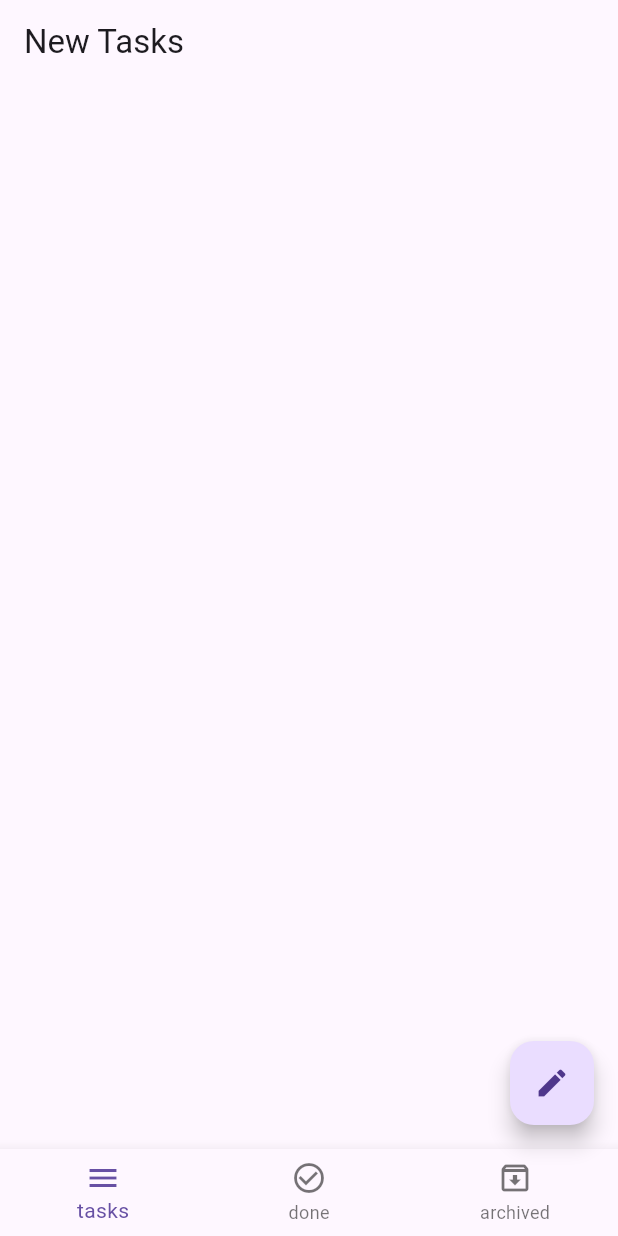
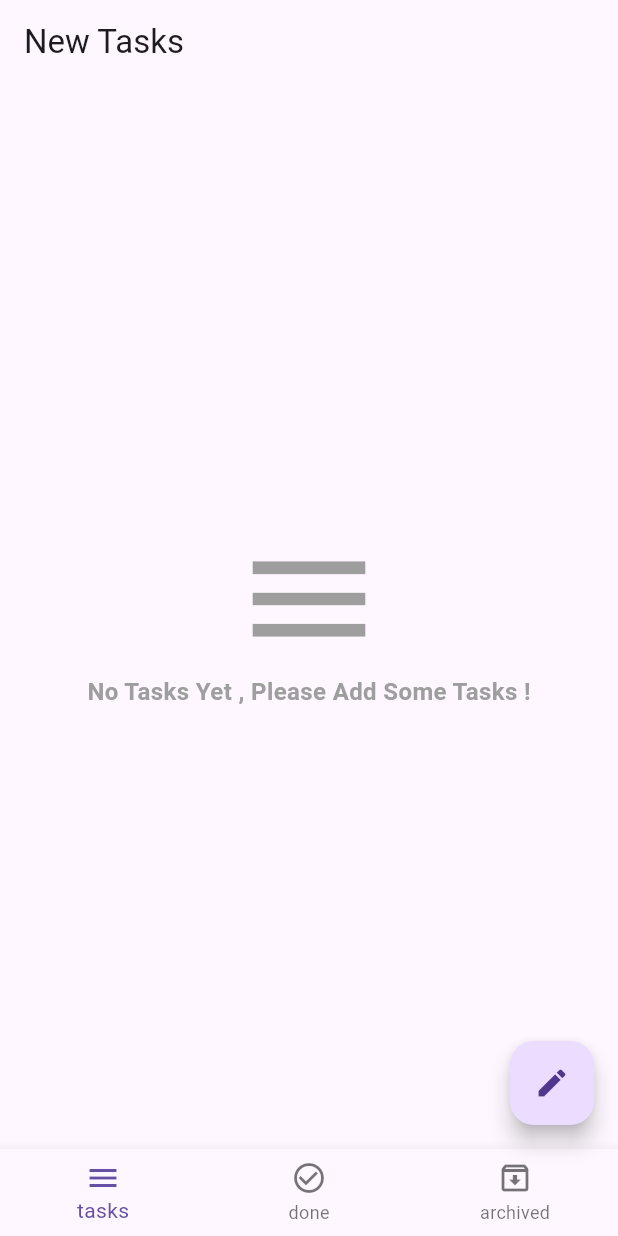
Before and after one commit to Ananhamdy11/todo_app, a Flutter app: the screen it shows after launch, on a phone screen of 412 x 824 dp. Run offline on Flutter 3.47's test engine with Material 3 defaults, Android fonts, the phone set to English and light mode, and no system bars; our stand-ins replace flutter_bloc, sqflite; accounts and stored records are empty.

Commit message:
end todo app

```diff
--- a/lib/feautres/home/presentation/managers/app_cubit/app_cubit.dart
+++ b/lib/feautres/home/presentation/managers/app_cubit/app_cubit.dart
@@ -74,11 +74,21 @@ class AppCubit extends Cubit<AppStates> {
 
 void updateData({required String status, required int id}) async{
    database.rawUpdate(
-    'UPDATE taska SET status = ?, WHERE id = ?',
+    'UPDATE tasks SET status = ? WHERE id = ?',
     ['$status', id ]).then((value)
      {
    getDatafromDatabase(database);
       emit(AppUpdateDatabaseState());
+    }
+    ) ;
+
+}
+
+void deleteData({required int id}) async{
+   database.rawDelete('DELETE FROM tasks WHERE id = ?', [id]).then((value)
+     {
+   getDatafromDatabase(database);
+      emit(AppDeleteDatabaseState());
     }
     ) ;
 
--- a/lib/feautres/home/presentation/managers/app_cubit/app_state.dart
+++ b/lib/feautres/home/presentation/managers/app_cubit/app_state.dart
@@ -11,4 +11,5 @@ final class AppInsertDatabaseState extends AppStates{}
 final class AppGetDataFromDatabaseState extends AppStates{}
 final class AppGetDataFromDatabaseLoadingState extends AppStates{}
 final class AppUpdateDatabaseState extends AppStates{}
+final class AppDeleteDatabaseState extends AppStates{}
 final class AppChangeBottomSheetState extends AppStates{}
--- a/lib/feautres/home/presentation/views/widgets/archieved_tasks_view_body.dart
+++ b/lib/feautres/home/presentation/views/widgets/archieved_tasks_view_body.dart
@@ -1,6 +1,7 @@
 import 'package:flutter/material.dart';
 import 'package:flutter_bloc/flutter_bloc.dart';
 import 'package:todo_app/feautres/home/presentation/managers/app_cubit/app_cubit.dart';
+import 'package:todo_app/feautres/home/presentation/views/widgets/no_tasks_widget.dart';
 import 'package:todo_app/feautres/home/presentation/views/widgets/task_item_widget.dart';
 
 class ArchievedTasksViewBody extends StatelessWidget {
@@ -10,10 +11,13 @@ class ArchievedTasksViewBody extends StatelessWidget {
   Widget build(BuildContext context) {
     return  BlocConsumer<AppCubit,AppStates>(
       listener: (context,satate){
-
       },
       builder: (context,state){
         var tasks=AppCubit.get(context).archivedTasks;
+        if(tasks.isEmpty){
+          return const NoTasksWidget();
+
+        }else{
        return ListView.separated(
         itemBuilder: (context,index){
           return BuildTaskItem(model: tasks[index],);
@@ -25,40 +29,8 @@ class ArchievedTasksViewBody extends StatelessWidget {
 
        ) ,
         itemCount: tasks.length,
-    );},
+    );}}
     );
 
   }
 }
-
-
-
-// Widget BuildTaskIte (Map model)=>  Padding
-// (padding: EdgeInsets.all(8),
-// child: Row(
-//     children: [
-//       CircleAvatar(
-//         radius: 40,
-//         child: Text('${model['time']}'),
-//       ),
-//       SizedBox(width: 20,),
-//       Column(
-//         mainAxisSize: MainAxisSize.min,
-//         children: [
-//           Text(
-//     'task title',
-//     style: TextStyle(
-//       fontSize: 16,
-//       fontWeight: FontWeight.bold
-//     ),
-//           ),
-//           Text(
-//     '2 April,2024',
-//     style: TextStyle(
-//       color: Colors.grey,
-//     ),
-//           )
-//         ],
-//       )
-//     ],
-//     ) ,);
--- a/lib/feautres/home/presentation/views/widgets/done_tasks_view_body.dart
+++ b/lib/feautres/home/presentation/views/widgets/done_tasks_view_body.dart
@@ -1,6 +1,7 @@
 import 'package:flutter/material.dart';
 import 'package:flutter_bloc/flutter_bloc.dart';
 import 'package:todo_app/feautres/home/presentation/managers/app_cubit/app_cubit.dart';
+import 'package:todo_app/feautres/home/presentation/views/widgets/no_tasks_widget.dart';
 import 'package:todo_app/feautres/home/presentation/views/widgets/task_item_widget.dart';
 
 class DoneTasksViewBody extends StatelessWidget {
@@ -14,6 +15,10 @@ class DoneTasksViewBody extends StatelessWidget {
       },
       builder: (context,state){
         var tasks=AppCubit.get(context).doneTasks;
+        if(tasks.isEmpty){
+          return const NoTasksWidget();
+
+        }else{
        return ListView.separated(
         itemBuilder: (context,index){
           return BuildTaskItem(model: tasks[index],);
@@ -25,7 +30,7 @@ class DoneTasksViewBody extends StatelessWidget {
 
        ) ,
         itemCount: tasks.length,
-    );},
+    );}}
     );
 
   }
--- a/lib/feautres/home/presentation/views/widgets/new_tasks_view_body.dart
+++ b/lib/feautres/home/presentation/views/widgets/new_tasks_view_body.dart
@@ -1,6 +1,7 @@
 import 'package:flutter/material.dart';
 import 'package:flutter_bloc/flutter_bloc.dart';
 import 'package:todo_app/feautres/home/presentation/managers/app_cubit/app_cubit.dart';
+import 'package:todo_app/feautres/home/presentation/views/widgets/no_tasks_widget.dart';
 import 'package:todo_app/feautres/home/presentation/views/widgets/task_item_widget.dart';
 class NewTasksViewBody extends StatelessWidget {
   const NewTasksViewBody({super.key});
@@ -13,6 +14,10 @@ class NewTasksViewBody extends StatelessWidget {
       },
       builder: (context,state){
         var tasks=AppCubit.get(context).newTasks;
+        if(tasks.isEmpty){
+          return const NoTasksWidget();
+
+        }else{
        return ListView.separated(
         itemBuilder: (context,index){
           return BuildTaskItem(model: tasks[index],);
@@ -24,7 +29,7 @@ class NewTasksViewBody extends StatelessWidget {
 
        ) ,
         itemCount: tasks.length,
-    );},
+    );}}
     );
 
   }
--- /dev/null
+++ b/lib/feautres/home/presentation/views/widgets/no_tasks_widget.dart
@@ -0,0 +1,28 @@
+import 'package:flutter/material.dart';
+
+class NoTasksWidget extends StatelessWidget {
+  const NoTasksWidget({
+    super.key,
+  });
+
+  @override
+  Widget build(BuildContext context) {
+    return const Center(
+      child:  Column(
+        mainAxisAlignment: MainAxisAlignment.center,
+        children: [
+          Icon(
+            Icons.menu,
+            size: 100,
+            color: Colors.grey,
+          ),
+          Text('No Tasks Yet , Please Add Some Tasks !',style: TextStyle(
+            fontSize: 16,
+            fontWeight: FontWeight.bold,
+            color: Colors.grey
+          ),)
+        ],
+      ),
+    );
+  }
+}
--- a/pubspec.yaml
+++ b/pubspec.yaml
@@ -29,10 +29,12 @@ environment:
 # versions available, run `flutter pub outdated`.
 dependencies:
   bloc: ^8.1.4
+  conditional_builder: ^1.0.2
+  conditional_builder_null_safety: ^0.0.6
   cupertino_icons: ^1.0.6
-  flutter_bloc: ^8.1.6
   flutter:
     sdk: flutter
+  flutter_bloc: ^8.1.6
   intl: ^0.19.0
   sqflite: ^2.3.3+1
 
```
Also changed, not shown: lib/feautres/home/presentation/views/widgets/task_item_widget.dart (+8 -2 lines).
